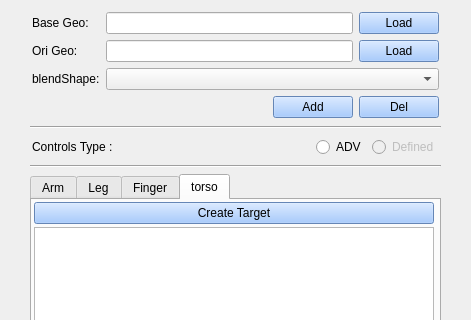
lzxgt123/correctiveBS_Tool, file ui/correctiveTool_v1.0_01.ui: the form before one commit; both pictures show x 0 to 471 and y 0 to 320 of the 471 by 741 pixel window.
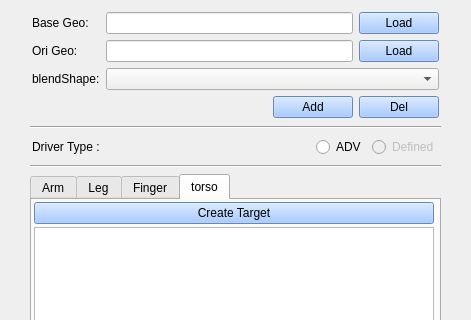
The form after the commit. The open tabs and pages were chosen to show the change.

Commit message: default UI completed

The edit to the form file:
```diff
--- a/ui/correctiveTool_v1.0_01.ui
+++ b/ui/correctiveTool_v1.0_01.ui
@@ -154,7 +154,7 @@
       <item>
        <widget class="QLabel" name="label_3">
         <property name="text">
-         <string>Controls Type :</string>
+         <string>Driver Type :</string>
         </property>
        </widget>
       </item>
```
Left out of the diff: 5 changed lines with no effect on the pictures. The commit also changes 3 other files.
